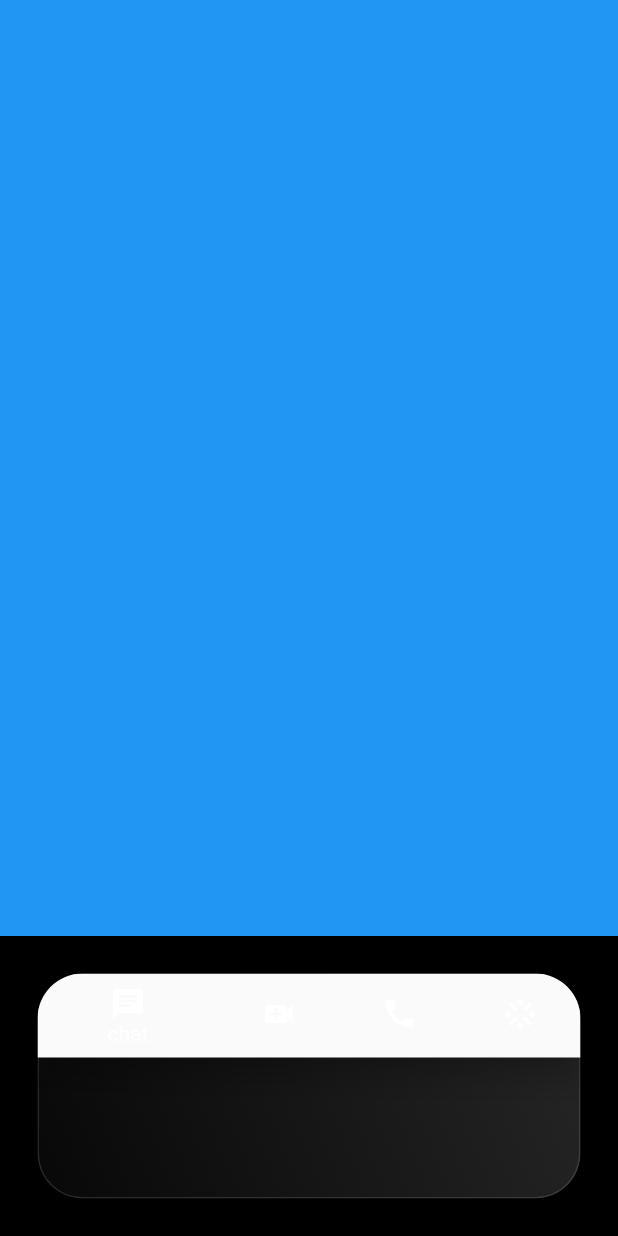
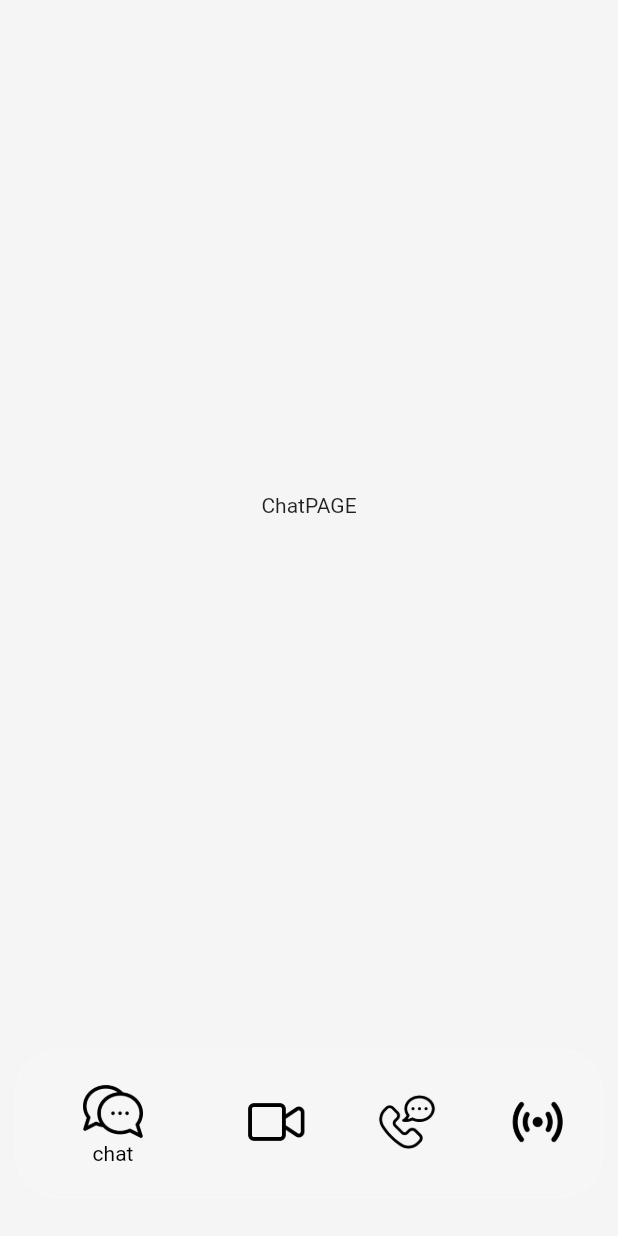
Before and after one commit to Tosin2289/Toster, a Flutter app: the screen it shows after launch, on a phone screen of 412 x 824 dp. Run offline on Flutter 3.47's test engine with Material 2 defaults, Android fonts, the light colour scheme and no system bars.

Commit message:
second commit

```diff
--- /dev/null
+++ b/lib/componets/bottom_nav_bar.dart
@@ -0,0 +1,85 @@
+import 'dart:ui';
+
+import 'package:flutter/material.dart';
+
+class MyBottomNavBar extends StatelessWidget {
+  final void Function(int)? onTap;
+  final int currentIndex;
+  const MyBottomNavBar(
+      {Key? key, required this.onTap, required this.currentIndex})
+      : super(key: key);
+
+  @override
+  Widget build(BuildContext context) {
+    return Padding(
+      padding: const EdgeInsets.symmetric(horizontal: 10.0, vertical: 25),
+      child: ClipRRect(
+        borderRadius: BorderRadius.circular(30),
+        child: Container(
+          width: MediaQuery.of(context).size.width * .8,
+          height: 100,
+          color: Colors.transparent,
+          child: Stack(
+            children: [
+              BackdropFilter(
+                filter: ImageFilter.blur(sigmaX: 4, sigmaY: 4),
+                child: Container(),
+              ),
+              Container(
+                decoration: BoxDecoration(
+                    borderRadius: BorderRadius.circular(30),
+                    gradient: LinearGradient(
+                        begin: Alignment.topRight,
+                        end: Alignment.bottomLeft,
+                        colors: [
+                          Colors.white.withOpacity(0.15),
+                          Colors.white.withOpacity(0.10),
+                        ]),
+                    border: Border.all(color: Colors.white.withOpacity(0.18))),
+              ),
+              Center(
+                child: BottomNavigationBar(
+                    elevation: 0,
+                    unselectedItemColor: Colors.grey,
+                    selectedItemColor: Colors.black,
+                    onTap: onTap,
+                    currentIndex: currentIndex,
+                    backgroundColor: Colors.transparent,
+                    items: [
+                      BottomNavigationBarItem(
+                          backgroundColor: Colors.transparent,
+                          icon: Image.asset(
+                            "assets/bubble-chat.png",
+                            height: 40,
+                          ),
+                          label: 'chat'),
+                      BottomNavigationBarItem(
+                          backgroundColor: Colors.transparent,
+                          icon: Image.asset(
+                            "assets/video.png",
+                            height: 40,
+                          ),
+                          label: 'Video Call'),
+                      BottomNavigationBarItem(
+                          backgroundColor: Colors.transparent,
+                          icon: Image.asset(
+                            "assets/voice-message.png",
+                            height: 40,
+                          ),
+                          label: 'Voice Call'),
+                      BottomNavigationBarItem(
+                          backgroundColor: Colors.transparent,
+                          icon: Image.asset(
+                            "assets/radio.png",
+                            height: 40,
+                          ),
+                          label: 'Stream'),
+                    ]),
+              ),
+            ],
+          ),
+        ),
+      ),
+    );
+  }
+}
--- a/lib/main.dart
+++ b/lib/main.dart
@@ -11,11 +11,12 @@ class MyApp extends StatelessWidget {
   @override
   Widget build(BuildContext context) {
     return MaterialApp(
+      debugShowCheckedModeBanner: false,
       title: 'Flutter Demo',
       theme: ThemeData(
         primarySwatch: Colors.blue,
       ),
-      home: Homepage(),
+      home: const Homepage(),
     );
   }
 }
--- a/lib/pages/chatpage.dart
+++ b/lib/pages/chatpage.dart
@@ -6,7 +6,9 @@ class ChatPage extends StatelessWidget {
   @override
   Widget build(BuildContext context) {
     return Container(
-      color: Colors.blue,
+      child: Center(
+        child: Text("ChatPAGE"),
+      ),
     );
   }
 }
--- a/lib/pages/homepage.dart
+++ b/lib/pages/homepage.dart
@@ -1,14 +1,13 @@
-import 'dart:ui';
-
 import 'package:flutter/material.dart';
 import 'package:toster/pages/streampage.dart';
 import 'package:toster/pages/videocall_page.dart';
 import 'package:toster/pages/voicecall_page.dart';
 
+import '../componets/bottom_nav_bar.dart';
 import 'chatpage.dart';
 
 class Homepage extends StatefulWidget {
-  Homepage({Key? key}) : super(key: key);
+  const Homepage({Key? key}) : super(key: key);
 
   @override
   State<Homepage> createState() => _HomepageState();
@@ -24,61 +23,18 @@ class _HomepageState extends State<Homepage> {
   int currentindex = 0;
   void currentPage(int value) {
     setState(() {
-      value = currentindex;
+      currentindex = value;
     });
   }
 
   @override
   Widget build(BuildContext context) {
     return Scaffold(
-      backgroundColor: Colors.black,
-      body: pages[currentindex],
-      bottomNavigationBar: Padding(
-        padding: const EdgeInsets.all(25.0),
-        child: ClipRRect(
-          borderRadius: BorderRadius.circular(30),
-          child: Container(
-            width: MediaQuery.of(context).size.width * .8,
-            height: 150,
-            color: Colors.transparent,
-            child: Stack(
-              children: [
-                BackdropFilter(
-                  filter: ImageFilter.blur(sigmaX: 4, sigmaY: 4),
-                  child: Container(),
-                ),
-                Container(
-                  decoration: BoxDecoration(
-                      borderRadius: BorderRadius.circular(30),
-                      gradient: LinearGradient(
-                          begin: Alignment.topRight,
-                          end: Alignment.bottomLeft,
-                          colors: [
-                            Colors.white.withOpacity(0.15),
-                            Colors.white.withOpacity(0.03),
-                          ]),
-                      border:
-                          Border.all(color: Colors.white.withOpacity(0.13))),
-                ),
-                BottomNavigationBar(
-                    onTap: currentPage,
-                    currentIndex: currentindex,
-                    backgroundColor: Colors.transparent,
-                    items: const [
-                      BottomNavigationBarItem(
-                          icon: Icon(Icons.chat), label: 'chat'),
-                      BottomNavigationBarItem(
-                          icon: Icon(Icons.video_call), label: 'Video Call'),
-                      BottomNavigationBarItem(
-                          icon: Icon(Icons.call), label: 'Voice Call'),
-                      BottomNavigationBarItem(
-                          icon: Icon(Icons.stream_outlined), label: 'Stream'),
-                    ]),
-              ],
-            ),
-          ),
-        ),
-      ),
-    );
+        backgroundColor: Colors.grey[100],
+        body: pages[currentindex],
+        bottomNavigationBar: MyBottomNavBar(
+          onTap: currentPage,
+          currentIndex: currentindex,
+        ));
   }
 }
--- a/lib/pages/streampage.dart
+++ b/lib/pages/streampage.dart
@@ -6,7 +6,9 @@ class StreamPage extends StatelessWidget {
   @override
   Widget build(BuildContext context) {
     return Container(
-      color: Colors.orange,
+      child: Center(
+        child: Text("Stream Page"),
+      ),
     );
   }
 }
--- a/lib/pages/videocall_page.dart
+++ b/lib/pages/videocall_page.dart
@@ -6,7 +6,9 @@ class VideocallPage extends StatelessWidget {
   @override
   Widget build(BuildContext context) {
     return Container(
-      color: Colors.yellow,
+      child: Center(
+        child: Text("Video Call PAGE"),
+      ),
     );
   }
 }
--- a/lib/pages/voicecall_page.dart
+++ b/lib/pages/voicecall_page.dart
@@ -6,7 +6,9 @@ class VoiceCallPage extends StatelessWidget {
   @override
   Widget build(BuildContext context) {
     return Container(
-      color: Colors.green,
+      child: Center(
+        child: Text("Voice Call PAGE"),
+      ),
     );
   }
 }
--- a/pubspec.yaml
+++ b/pubspec.yaml
@@ -60,8 +60,8 @@ flutter:
   uses-material-design: true
 
   # To add assets to your application, add an assets section, like this:
-  # assets:
-  #   - images/a_dot_burr.jpeg
+  assets:
+    - assets/
   #   - images/a_dot_ham.jpeg
 
   # An image asset can refer to one or more resolution-specific "variants", see
```
Also changed, not shown: assets/bubble-chat.png (added), assets/radio.png (added), assets/video.png (added), assets/voice-message.png (added), 1 other file.
